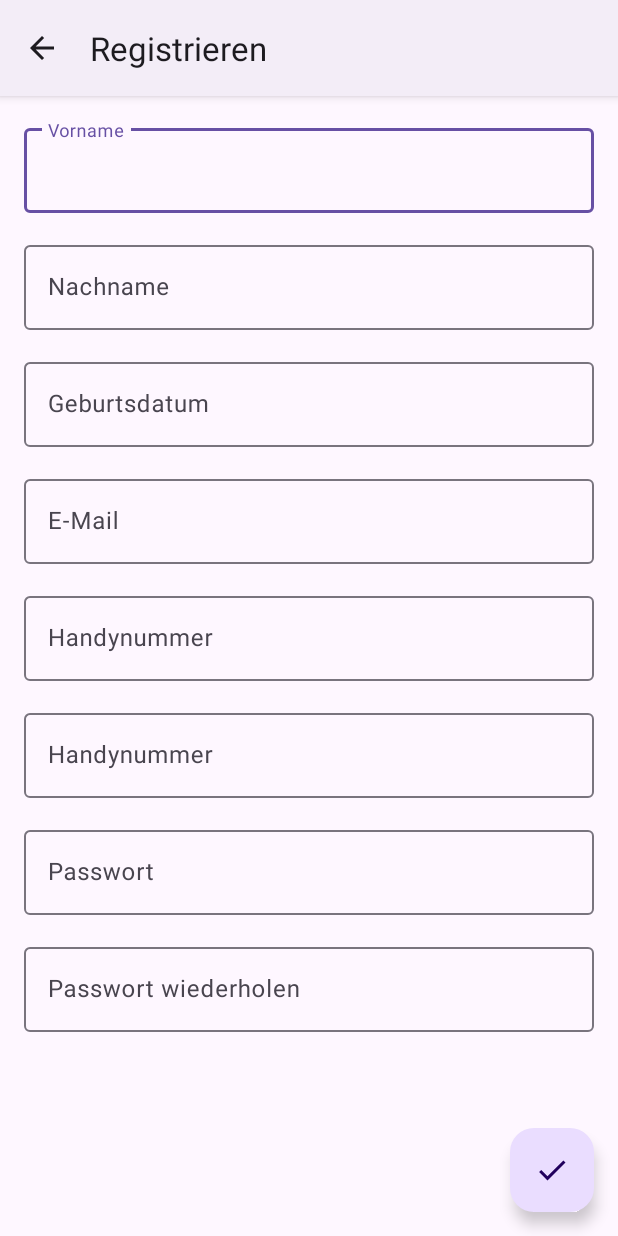
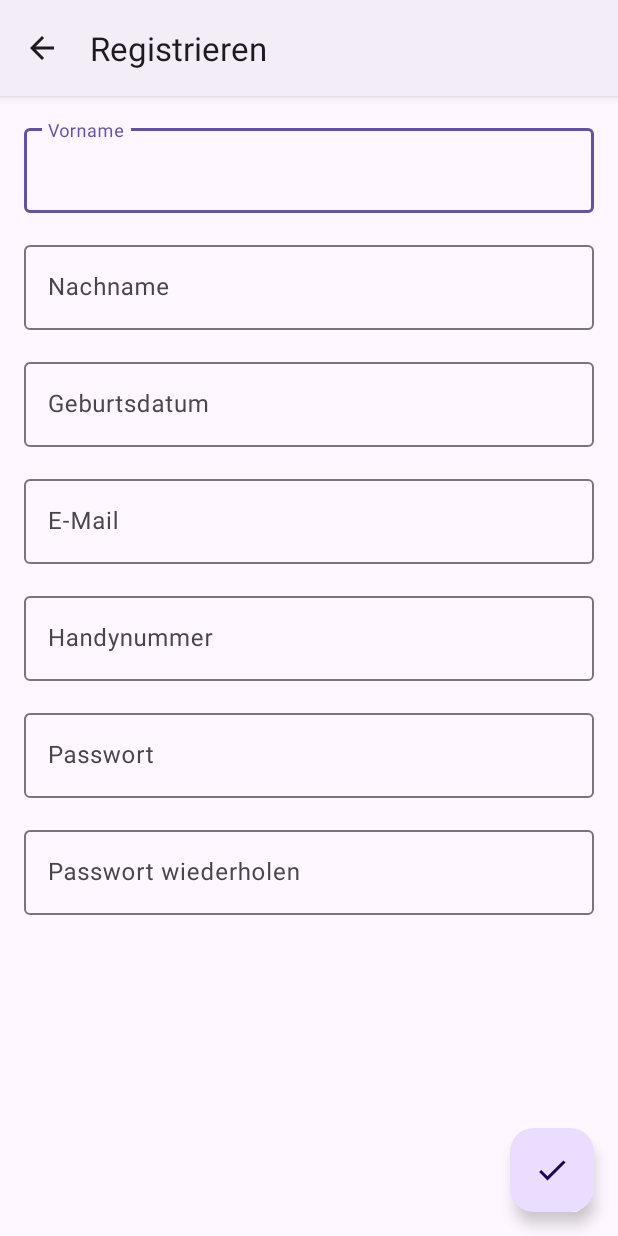
Before and after one commit to Sandlo/EventRadar, an Android app: the RegisterActivity screen opened directly, with no data from a screen before it, on a phone screen of 412 x 824 dp. Run offline under Robolectric (Android 15) with nearby library versions, the phone set to English and light mode, and no system bars.

Commit message:
Format code

```diff
--- a/app/src/main/res/layout/activity_register.xml
+++ b/app/src/main/res/layout/activity_register.xml
@@ -1,112 +1,100 @@
 <?xml version="1.0" encoding="utf-8"?>
 <RelativeLayout xmlns:android="http://schemas.android.com/apk/res/android"
+    xmlns:app="http://schemas.android.com/apk/res-auto"
     android:layout_width="match_parent"
-    android:layout_height="match_parent"
-    xmlns:app="http://schemas.android.com/apk/res-auto">
+    android:layout_height="match_parent">
+
     <LinearLayout
         android:layout_width="match_parent"
         android:layout_height="match_parent"
         android:orientation="vertical"
         android:padding="@dimen/full_padding">
+
         <com.google.android.material.textfield.TextInputLayout
-        android:id="@+id/textField"
             android:layout_width="match_parent"
             android:layout_height="wrap_content"
-        android:hint="Vorname"
-        android:layout_marginBottom="@dimen/full_padding">
+            android:layout_marginBottom="@dimen/full_padding"
+            android:hint="@string/name">
+
             <com.google.android.material.textfield.TextInputEditText
                 android:layout_width="match_parent"
                 android:layout_height="wrap_content" />
         </com.google.android.material.textfield.TextInputLayout>
 
         <com.google.android.material.textfield.TextInputLayout
-        android:id="@+id/textField"
             android:layout_width="match_parent"
             android:layout_height="wrap_content"
-        android:hint="Nachname"
-        android:layout_marginBottom="@dimen/full_padding">
+            android:layout_marginBottom="@dimen/full_padding"
+            android:hint="@string/surname">
+
             <com.google.android.material.textfield.TextInputEditText
                 android:layout_width="match_parent"
                 android:layout_height="wrap_content" />
         </com.google.android.material.textfield.TextInputLayout>
 
         <com.google.android.material.textfield.TextInputLayout
-        android:id="@+id/textField"
             android:layout_width="match_parent"
             android:layout_height="wrap_content"
-        android:hint="Geburtsdatum"
-        android:layout_marginBottom="@dimen/full_padding">
+            android:layout_marginBottom="@dimen/full_padding"
+            android:hint="@string/birthdate">
+
             <com.google.android.material.textfield.TextInputEditText
                 android:layout_width="match_parent"
                 android:layout_height="wrap_content" />
         </com.google.android.material.textfield.TextInputLayout>
 
         <com.google.android.material.textfield.TextInputLayout
-        android:id="@+id/textField"
             android:layout_width="match_parent"
             android:layout_height="wrap_content"
-        android:hint="E-Mail"
-        android:layout_marginBottom="@dimen/full_padding">
+            android:layout_marginBottom="@dimen/full_padding"
+            android:hint="@string/mail">
+
             <com.google.android.material.textfield.TextInputEditText
                 android:layout_width="match_parent"
                 android:layout_height="wrap_content" />
         </com.google.android.material.textfield.TextInputLayout>
 
         <com.google.android.material.textfield.TextInputLayout
-        android:id="@+id/textField"
             android:layout_width="match_parent"
             android:layout_height="wrap_content"
-        android:hint="Handynummer"
-        android:layout_marginBottom="@dimen/full_padding">
+            android:layout_marginBottom="@dimen/full_padding"
+            android:hint="@string/phone">
+
             <com.google.android.material.textfield.TextInputEditText
                 android:layout_width="match_parent"
                 android:layout_height="wrap_content" />
         </com.google.android.material.textfield.TextInputLayout>
 
         <com.google.android.material.textfield.TextInputLayout
-        android:id="@+id/textField"
             android:layout_width="match_parent"
             android:layout_height="wrap_content"
-        android:hint="Handynummer"
-        android:layout_marginBottom="@dimen/full_padding">
+            android:layout_marginBottom="@dimen/full_padding"
+            android:hint="@string/password">
+
             <com.google.android.material.textfield.TextInputEditText
                 android:layout_width="match_parent"
                 android:layout_height="wrap_content" />
         </com.google.android.material.textfield.TextInputLayout>
 
         <com.google.android.material.textfield.TextInputLayout
-        android:id="@+id/textField"
             android:layout_width="match_parent"
             android:layout_height="wrap_content"
-        android:hint="Passwort"
-        android:layout_marginBottom="@dimen/full_padding">
+            android:layout_marginBottom="@dimen/full_padding"
+            android:hint="@string/repeat_password">
+
             <com.google.android.material.textfield.TextInputEditText
                 android:layout_width="match_parent"
                 android:layout_height="wrap_content" />
         </com.google.android.material.textfield.TextInputLayout>
+    </LinearLayout>
 
-    <com.google.android.material.textfield.TextInputLayout
-        android:id="@+id/textField"
-        android:layout_width="match_parent"
-        android:layout_height="wrap_content"
-        android:hint="Passwort wiederholen"
-        android:layout_marginBottom="@dimen/full_padding">
-        <com.google.android.material.textfield.TextInputEditText
-            android:layout_width="match_parent"
-            android:layout_height="wrap_content" />
-    </com.google.android.material.textfield.TextInputLayout>
-
-</LinearLayout>
     <com.google.android.material.floatingactionbutton.FloatingActionButton
         android:id="@+id/floating_action_button"
         android:layout_width="wrap_content"
         android:layout_height="wrap_content"
-        android:layout_gravity="bottom|end"
+        android:layout_alignParentEnd="true"
+        android:layout_alignParentBottom="true"
         android:layout_margin="@dimen/full_padding"
-        android:layout_alignParentBottom="true"
-        android:layout_alignParentEnd="true"
         android:contentDescription="@string/title_interests"
         app:srcCompat="@drawable/ic_check" />
-
-
 </RelativeLayout>
--- a/app/src/main/res/values/strings.xml
+++ b/app/src/main/res/values/strings.xml
@@ -10,6 +10,14 @@
     <string name="title_register">Registrieren</string>
     <string name="title_login">Anmelden</string>
     <string name="title_account">Konto</string>
+
+    <string name="name">Vorname</string>
+    <string name="surname">Nachname</string>
+    <string name="birthdate">Geburtsdatum</string>
+    <string name="mail">E-Mail</string>
+    <string name="phone">Handynummer</string>
+    <string name="password">Passwort</string>
+    <string name="repeat_password">Passwort wiederholen</string>
 
     <string name="title">Titel</string>
     <string name="date">Datum</string>
```
Lines whose indentation alone changed are shown as unchanged.
